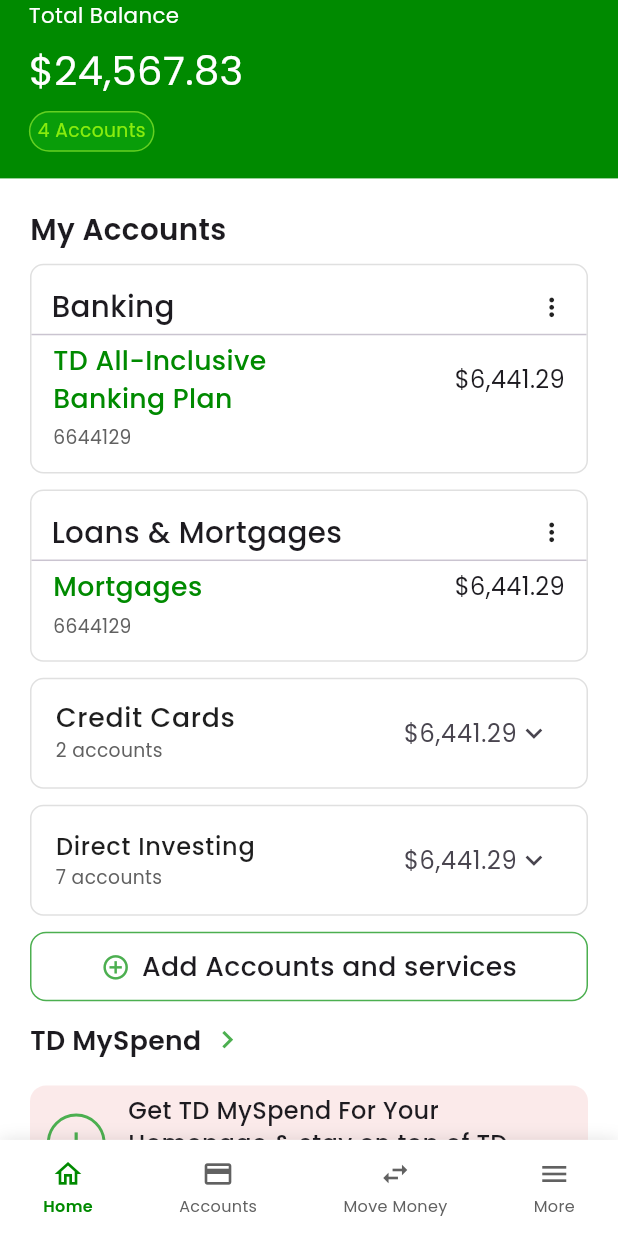
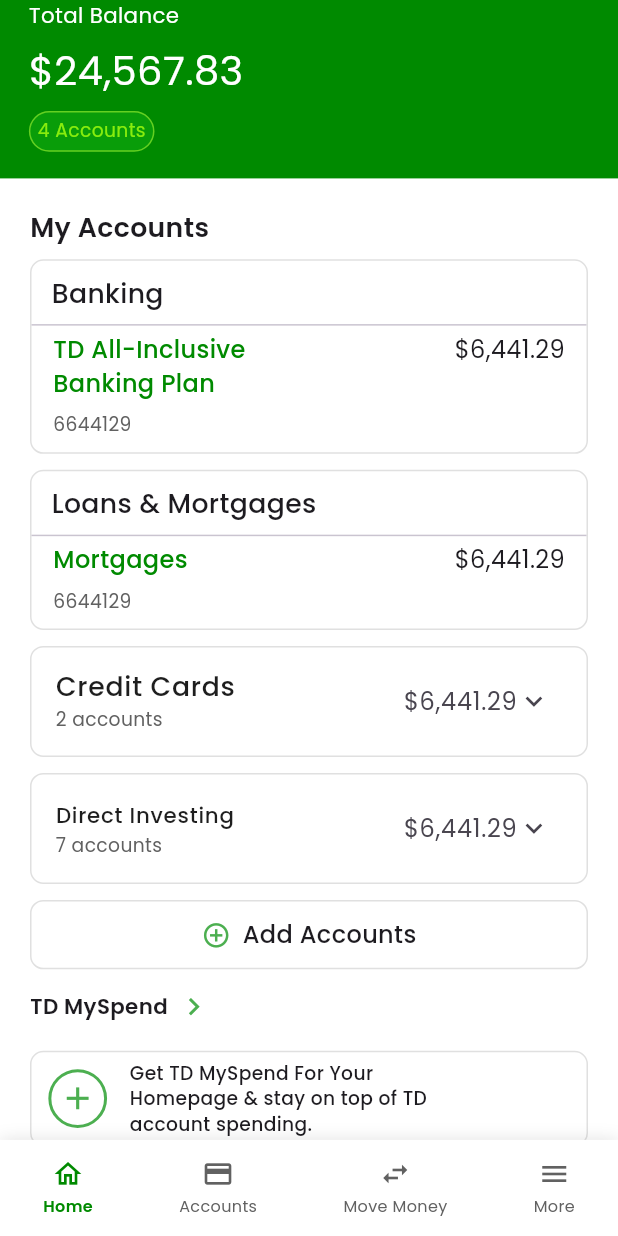
Before and after one commit to mdbayzid131/imagine_3d, a Flutter app: the screen it shows after launch, after a tap on "Login", on a phone screen of 412 x 824 dp. Run offline on Flutter 3.47's test engine with Material 3 defaults, Android fonts, the phone set to English and light mode, and no system bars; our stand-ins replace flutter_screenutil, flutter_svg, get, google_fonts, shared_preferences.

Commit message:
ui update sakil Hossion

```diff
--- a/lib/presentation/screens/home/home_screen.dart
+++ b/lib/presentation/screens/home/home_screen.dart
@@ -93,7 +93,7 @@
                     Text(
                       "My Accounts",
                       style: GoogleFonts.poppins(
-                        fontSize: 22.sp,
+                        fontSize: 20.sp,
                         fontWeight: FontWeight.w600,
                       ),
                     ),
@@ -169,7 +169,7 @@
 
                         ///<================================== EXPANDED CONTENT ========================>///
                         if (isExpanded.value) ...[
-                          Divider(height: 1.h),
+                          Divider(height: 1.h, color: Colors.black12),
 
                           accountInnerCard(
                             name: "Visa Platinum",
@@ -180,6 +180,36 @@
                             name: "Mastercard Gold",
                             number: "6644130",
                             amount: "\$3,241.29",
+                          ),
+                          Divider(height: 1.h),
+                          GestureDetector(
+                            onTap: () {
+                              AddAccountPopup.showPopup(context);
+                            },
+                            child: Padding(
+                              padding: const EdgeInsets.symmetric(
+                                horizontal: 10,
+                                vertical: 8,
+                              ),
+                              child: Row(
+                                mainAxisAlignment: MainAxisAlignment.center,
+                                children: [
+                                  Icon(
+                                    Icons.add_circle_outline,
+                                    color: Colors.green,
+                                    size: 22.sp,
+                                  ),
+                                  SizedBox(width: 8.w),
+                                  Text(
+                                    "Add Accounts ",
+                                    style: GoogleFonts.poppins(
+                                      fontSize: 16.sp,
+                                      fontWeight: FontWeight.w500,
+                                    ),
+                                  ),
+                                ],
+                              ),
+                            ),
                           ),
                         ],
 
@@ -198,7 +228,7 @@
                           title: Text(
                             "Direct Investing",
                             style: GoogleFonts.poppins(
-                              fontSize: 18.sp,
+                              fontSize: 16.sp,
                               fontWeight: FontWeight.w500,
                               color: AppColors.textColor,
                             ),
@@ -273,6 +303,36 @@
                             number: "6644130",
                             amount: "\$3,241.29",
                           ),
+                          Divider(height: 1.h),
+                          GestureDetector(
+                            onTap: () {
+                              AddAccountPopup.showPopup(context);
+                            },
+                            child: Padding(
+                              padding: const EdgeInsets.symmetric(
+                                horizontal: 10,
+                                vertical: 8,
+                              ),
+                              child: Row(
+                                mainAxisAlignment: MainAxisAlignment.center,
+                                children: [
+                                  Icon(
+                                    Icons.add_circle_outline,
+                                    color: Colors.green,
+                                    size: 22.sp,
+                                  ),
+                                  SizedBox(width: 8.w),
+                                  Text(
+                                    "Add Accounts",
+                                    style: GoogleFonts.poppins(
+                                      fontSize: 16.sp,
+                                      fontWeight: FontWeight.w500,
+                                    ),
+                                  ),
+                                ],
+                              ),
+                            ),
+                          ),
                         ],
 
                         ///<================================== END EXPANDED ========================>///
@@ -281,28 +341,29 @@
                   ),
                 ),
 
+                SizedBox(height: 12.h),
 
-                SizedBox(height: 12.h),          ///<================ ADD ACCOUNTS & SERVICES =================>///
+                ///<================ ADD ACCOUNTS & SERVICES =================>///
                 GestureDetector(
                   onTap: () {
                     AddAccountPopup.showPopup(context);
                   },
                   child: Container(
                     height: 52.h,
-                    decoration: BoxDecoration(
-                      border: Border.all(color: Colors.green),
-                      borderRadius: BorderRadius.circular(12.r),
-                    ),
+                    decoration: cardDecoration(),
                     child: Row(
                       mainAxisAlignment: MainAxisAlignment.center,
                       children: [
-                        Icon(Icons.add_circle_outline,
-                            color: Colors.green, size: 22.sp),
+                        Icon(
+                          Icons.add_circle_outline,
+                          color: Colors.green,
+                          size: 22.sp,
+                        ),
                         SizedBox(width: 8.w),
                         Text(
-                          "Add Accounts and services",
+                          "Add Accounts",
                           style: GoogleFonts.poppins(
-                            fontSize: 20.sp,
+                            fontSize: 18.sp,
                             fontWeight: FontWeight.w500,
                           ),
                         ),
@@ -319,13 +380,12 @@
                     Text(
                       "TD MySpend",
                       style: GoogleFonts.poppins(
-                        fontSize: 20.sp,
+                        fontSize: 16.sp,
                         fontWeight: FontWeight.w600,
                       ),
                     ),
                     SizedBox(width: 6.w),
-                    Icon(Icons.chevron_right,
-                        color: Colors.green, size: 26.sp),
+                    Icon(Icons.chevron_right, color: Colors.green, size: 26.sp),
                   ],
                 ),
 
@@ -337,10 +397,7 @@
                     horizontal: 10.w,
                     vertical: 6.h,
                   ),
-                  decoration: BoxDecoration(
-                    color: Color(0xFFFBEAEA),
-                    borderRadius: BorderRadius.circular(12.r),
-                  ),
+                  decoration: cardDecoration(),
                   child: Row(
                     crossAxisAlignment: CrossAxisAlignment.center,
                     children: [
@@ -362,7 +419,7 @@
                         child: Text(
                           "Get TD MySpend For Your\nHomepage & stay on top of TD\naccount spending.",
                           style: GoogleFonts.poppins(
-                            fontSize: 18.sp,
+                            fontSize: 14.sp,
                             height: 1.4,
                             fontWeight: FontWeight.w500,
                           ),
@@ -386,7 +443,7 @@
                   child: Text(
                     "Edit Home Screen",
                     style: GoogleFonts.poppins(
-                      fontSize: 18.sp,
+                      fontSize: 17.sp,
                       fontWeight: FontWeight.w600,
                       color: Colors.green,
                     ),
@@ -409,29 +466,26 @@
     bool isGreen = false,
   }) {
     return GestureDetector(
-      onTap: (){
+      onTap: () {
         Get.toNamed(RoutePages.cardDetailsPage);
-
       },
       child: Container(
         decoration: cardDecoration(),
-        padding: EdgeInsets.symmetric(vertical: 15.h),
+        padding: EdgeInsets.symmetric(vertical: 10.h),
         child: Column(
           crossAxisAlignment: CrossAxisAlignment.start,
           children: [
             Padding(
-              padding: EdgeInsets.symmetric(horizontal: 15.h),
+              padding: EdgeInsets.fromLTRB(15.h, 0, 0, 4),
               child: Row(
                 children: [
                   Text(
                     title,
                     style: GoogleFonts.poppins(
-                      fontSize: 22.sp,
+                      fontSize: 20.sp,
                       fontWeight: FontWeight.w500,
                     ),
                   ),
-                  const Spacer(),
-                   Icon(Icons.more_vert,size: 22.sp,),
                 ],
               ),
             ),
@@ -443,12 +497,13 @@
               child: Column(
                 children: [
                   Row(
+                    crossAxisAlignment: CrossAxisAlignment.start,
                     children: [
                       Expanded(
                         child: Text(
                           name,
                           style: GoogleFonts.poppins(
-                            fontSize: 20.sp,
+                            fontSize: 18.sp,
                             fontWeight: FontWeight.w500,
                             color: AppColors.primary,
                           ),
@@ -463,7 +518,7 @@
                       ),
                     ],
                   ),
-                  SizedBox(height: 6.h),
+                  SizedBox(height: 8.h),
                   Row(
                     children: [
                       Text(
@@ -472,7 +527,6 @@
                           fontSize: 14.sp,
                           color: Color(0xff616161),
                           fontWeight: FontWeight.w400,
-
                         ),
                       ),
                     ],
@@ -504,7 +558,7 @@
                 style: GoogleFonts.poppins(
                   fontSize: 14.sp,
                   fontWeight: FontWeight.w500,
-                  color: Colors.green,
+                  color: AppColors.textColor,
                 ),
               ),
               SizedBox(height: 4.h),
@@ -517,7 +571,11 @@
           const Spacer(),
           Text(
             amount,
-            style: GoogleFonts.poppins(fontSize: 14.sp, fontWeight: FontWeight.w600),
+            style: GoogleFonts.poppins(
+              fontSize: 14.sp,
+              fontWeight: FontWeight.w600,
+              color: AppColors.primary,
+            ),
           ),
         ],
       ),
--- a/lib/presentation/widgets/Custom_back_button.dart
+++ b/lib/presentation/widgets/Custom_back_button.dart
@@ -19,7 +19,7 @@
 
           child: Icon(
             Icons.arrow_back_ios_new,
-            size: 18.sp,
+            size: 18.r,
             color: Colors.grey.shade800,
           ),
         ),
--- a/lib/presentation/widgets/edit_account_name.dart
+++ b/lib/presentation/widgets/edit_account_name.dart
@@ -44,11 +44,12 @@
 
             /// Bank Name
             CustomTextField(hintText: "Chase Checking", label: 'Account Name'),
-            SizedBox(height: 5.h),
+            SizedBox(height: 10.h),
             Text(
               'Optional: Name of your bank or financial institution',
               style: GoogleFonts.poppins(fontSize: 12.sp, color: Colors.grey),
             ),
+            SizedBox(height: 10.h),
 
             /// Buttons
             AddCancelButton(
```
Also changed, not shown: lib/presentation/screens/home/card_details_page.dart (+2 -14 lines), lib/presentation/screens/more/change_name_screen.dart (+22 -14 lines), lib/presentation/widgets/add_account_popup.dart (+29 -12 lines), lib/presentation/widgets/custom_appbar.dart (+6 -2 lines).
